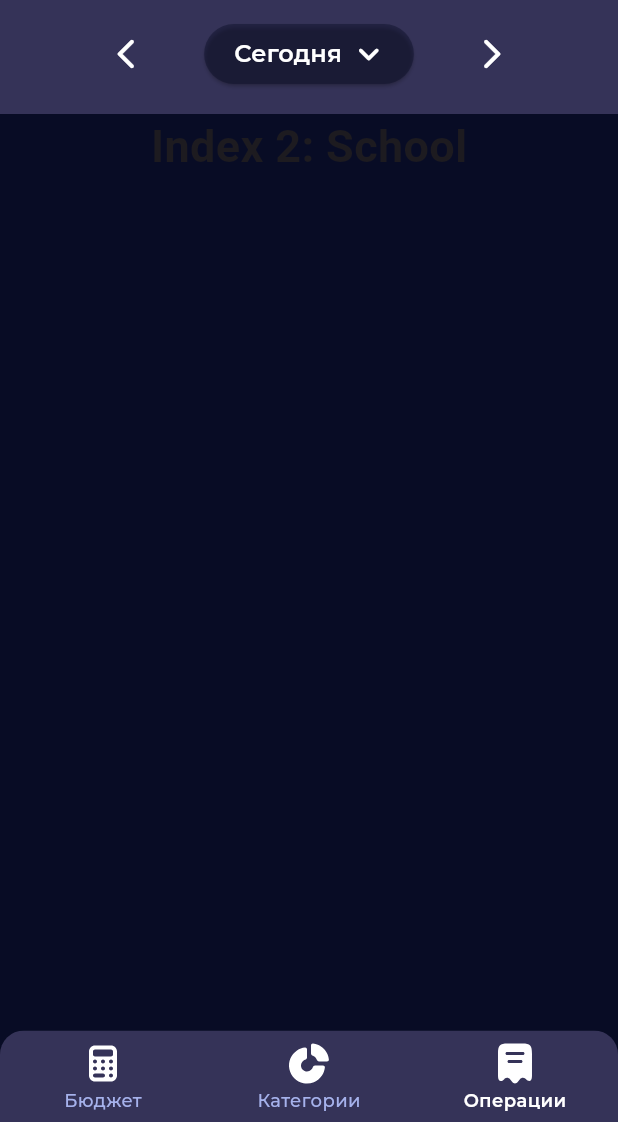
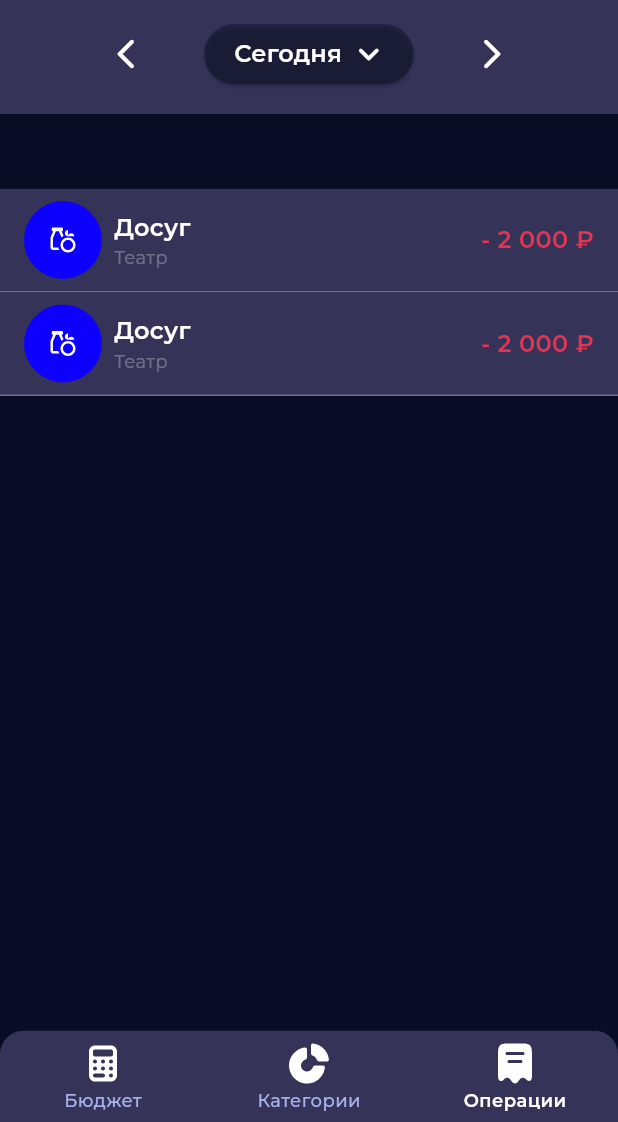
Before and after one commit to LizzzaD/Budget-Buddy, a Flutter app: the screen it shows after launch, item 3 of the bottom bar chosen, on a phone screen of 412 x 824 dp, the part 114-1236 px from its top. Run offline on Flutter 3.47's test engine with Material 3 defaults, Android fonts, the phone set to English and light mode, and no system bars; our stand-ins replace decimal, fl_chart, flutter_svg, freezed_annotation, google_fonts.

Commit message:
add transaction list tile widget layout

```diff
--- a/lib/features/screens/home_screen.dart
+++ b/lib/features/screens/home_screen.dart
@@ -3,6 +3,7 @@ import 'package:budget_buddy/views/extension/build_context_extension.dart';
 import 'package:budget_buddy/views/images/icons.dart';
 import 'package:budget_buddy/views/ui_kit/app_bars/main_bottom_navigation_bar.dart';
 import 'package:budget_buddy/views/ui_kit/widgets/date_widget.dart';
+import 'package:budget_buddy/views/ui_kit/widgets/transaction_list_tile_widget.dart';
 import 'package:flutter/material.dart';
 
 class HomeScreen extends StatefulWidget {
@@ -26,9 +27,14 @@ class _HomeScreenState extends State<HomeScreen> {
       style: optionStyle,
     ),
     CategoriesScreen(),
-    Text(
-      'Index 2: School',
-      style: optionStyle,
+    Column(
+      children: [
+        SizedBox(
+          height: 50,
+        ),
+        TransactionListTileWidget(),
+        TransactionListTileWidget(),
+      ],
     ),
   ];
 
--- /dev/null
+++ b/lib/views/ui_kit/widgets/circle_category_widget.dart
@@ -0,0 +1,24 @@
+import 'package:budget_buddy/features/domain/models/category/category.dart';
+import 'package:flutter/material.dart';
+
+class CircleCategoryWidget extends StatelessWidget {
+  const CircleCategoryWidget({required this.category, super.key});
+
+  final Category category;
+
+  @override
+  Widget build(BuildContext context) {
+    return Container(
+      height: 52,
+      width: 52,
+      decoration: BoxDecoration(
+        shape: BoxShape.circle,
+        color: category.color,
+      ),
+      child: Padding(
+        padding: const EdgeInsets.all(16.0),
+        child: category.icon,
+      ),
+    );
+  }
+}
--- /dev/null
+++ b/lib/views/ui_kit/widgets/transaction_list_tile_widget.dart
@@ -0,0 +1,63 @@
+import 'package:budget_buddy/views/extension/build_context_extension.dart';
+import 'package:budget_buddy/views/ui_kit/widgets/circle_category_widget.dart';
+import 'package:decimal/decimal.dart';
+import 'package:flutter/material.dart';
+
+import '../../../features/domain/models/category/category.dart';
+import '../../images/icons.dart';
+
+class TransactionListTileWidget extends StatelessWidget {
+  const TransactionListTileWidget({super.key});
+
+  @override
+  Widget build(BuildContext context) {
+    Category exampleCategory = Category(
+      id: 2,
+      title: 'Досуг',
+      filled: Decimal.parse("1500"),
+      planned: Decimal.parse("30000"),
+      color: context.colors.blue,
+      icon: SVGIcon.grocery.build(),
+    );
+    return Container(
+      padding: const EdgeInsets.symmetric(horizontal: 16, vertical: 8,),
+      decoration: BoxDecoration(
+        color: context.colors.secondaryColor,
+        border: Border(
+          bottom: BorderSide(
+            color: context.colors.white.withOpacity(0.3),
+          ),
+        ),
+      ),
+      child: Row(
+        children: [
+          CircleCategoryWidget(category: exampleCategory),
+          const SizedBox(
+            width: 8,
+          ),
+          Column(
+            crossAxisAlignment: CrossAxisAlignment.start,
+            children: [
+              Text(
+                exampleCategory.title,
+                style: context.styles.semibold16
+                    .copyWith(color: context.colors.white),
+              ),
+              Text(
+                'Театр',
+                style: context.styles.regular12.copyWith(
+                  color: context.colors.white.withOpacity(0.3),
+                ),
+              ),
+            ],
+          ),
+          Spacer(),
+          Text(
+            '- 2 000 ₽',
+            style: context.styles.semibold16.copyWith(color: context.colors.red),
+          ),
+        ],
+      ),
+    );
+  }
+}
```
